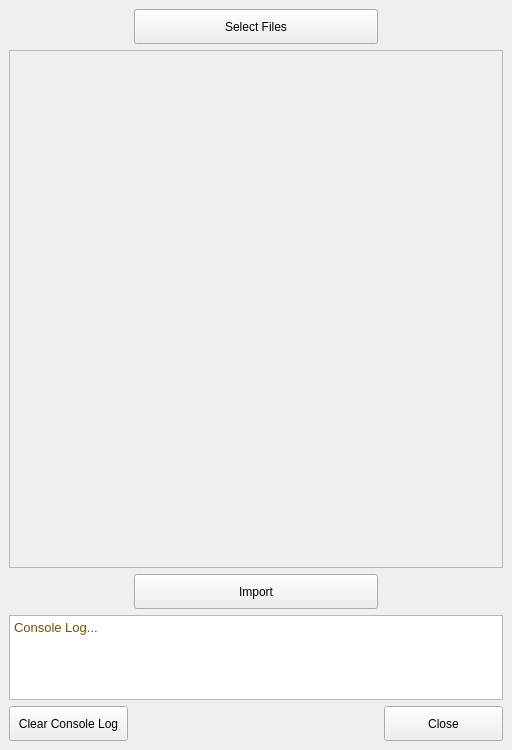
First picture: the form in _material_instancer/material_instancer.ui, repository BlakeXYZ/Unreal-Engine-Tools, before the edit.
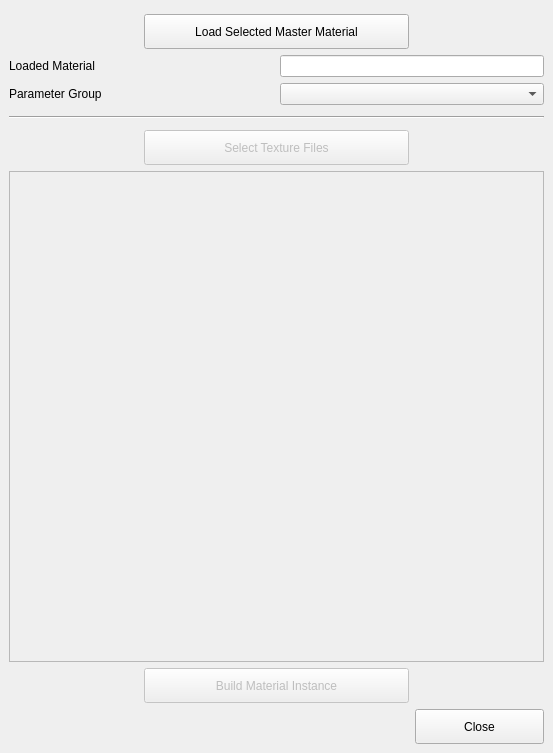
Second picture: the form after the edit.

```diff
--- a/_material_instancer/material_instancer.ui
+++ b/_material_instancer/material_instancer.ui
@@ -6,8 +6,8 @@
    <rect>
     <x>0</x>
     <y>0</y>
-    <width>512</width>
-    <height>750</height>
+    <width>553</width>
+    <height>753</height>
    </rect>
   </property>
   <property name="windowTitle">
@@ -25,7 +25,14 @@
     <property name="bottomMargin">
      <number>9</number>
     </property>
-    <item row="5" column="3">
+    <item row="3" column="0" colspan="2">
+     <widget class="QLabel" name="label_Parameter_Group">
+      <property name="text">
+       <string>Parameter Group</string>
+      </property>
+     </widget>
+    </item>
+    <item row="11" column="3">
      <spacer name="horizontalSpacer_4">
       <property name="orientation">
        <enum>Qt::Horizontal</enum>
@@ -38,7 +45,23 @@
       </property>
      </spacer>
     </item>
-    <item row="5" column="2">
+    <item row="11" column="0">
+     <spacer name="horizontalSpacer_2">
+      <property name="orientation">
+       <enum>Qt::Horizontal</enum>
+      </property>
+      <property name="sizeType">
+       <enum>QSizePolicy::MinimumExpanding</enum>
+      </property>
+      <property name="sizeHint" stdset="0">
+       <size>
+        <width>40</width>
+        <height>0</height>
+       </size>
+      </property>
+     </spacer>
+    </item>
+    <item row="11" column="2">
      <spacer name="horizontalSpacer_3">
       <property name="orientation">
        <enum>Qt::Horizontal</enum>
@@ -51,10 +74,26 @@
       </property>
      </spacer>
     </item>
-    <item row="2" column="1" colspan="2">
+    <item row="11" column="1">
+     <spacer name="horizontalSpacer">
+      <property name="orientation">
+       <enum>Qt::Horizontal</enum>
+      </property>
+      <property name="sizeType">
+       <enum>QSizePolicy::MinimumExpanding</enum>
+      </property>
+      <property name="sizeHint" stdset="0">
+       <size>
+        <width>40</width>
+        <height>0</height>
+       </size>
+      </property>
+     </spacer>
+    </item>
+    <item row="9" column="1" colspan="2">
      <widget class="QPushButton" name="btn_importFiles">
       <property name="enabled">
-       <bool>true</bool>
+       <bool>false</bool>
       </property>
       <property name="minimumSize">
        <size>
@@ -63,40 +102,74 @@
        </size>
       </property>
       <property name="text">
-       <string>Import</string>
+       <string>Build Material Instance</string>
       </property>
      </widget>
     </item>
-    <item row="3" column="0" colspan="4">
-     <widget class="QTextEdit" name="textEdit_consoleLog">
-      <property name="sizePolicy">
-       <sizepolicy hsizetype="Expanding" vsizetype="MinimumExpanding">
-        <horstretch>0</horstretch>
-        <verstretch>0</verstretch>
-       </sizepolicy>
+    <item row="2" column="0" colspan="2">
+     <widget class="QLabel" name="label_Loaded_Material">
+      <property name="text">
+       <string>Loaded Material</string>
       </property>
-      <property name="maximumSize">
+     </widget>
+    </item>
+    <item row="6" column="0" colspan="4">
+     <spacer name="horizontalSpacer_5">
+      <property name="orientation">
+       <enum>Qt::Horizontal</enum>
+      </property>
+      <property name="sizeHint" stdset="0">
        <size>
-        <width>16777215</width>
-        <height>85</height>
+        <width>40</width>
+        <height>5</height>
        </size>
       </property>
-      <property name="html">
-       <string>&lt;!DOCTYPE HTML PUBLIC &quot;-//W3C//DTD HTML 4.0//EN&quot; &quot;http://www.w3.org/TR/REC-html40/strict.dtd&quot;&gt;
-&lt;html&gt;&lt;head&gt;&lt;meta name=&quot;qrichtext&quot; content=&quot;1&quot; /&gt;&lt;style type=&quot;text/css&quot;&gt;
-p, li { white-space: pre-wrap; }
-&lt;/style&gt;&lt;/head&gt;&lt;body style=&quot; font-family:'MS Shell Dlg 2'; font-size:9.75pt; font-weight:400; font-style:normal;&quot;&gt;
-&lt;p style=&quot; margin-top:0px; margin-bottom:0px; margin-left:0px; margin-right:0px; -qt-block-indent:0; text-indent:0px;&quot;&gt;&lt;span style=&quot; color:#715101;&quot;&gt;Console Log...&lt;/span&gt;&lt;/p&gt;&lt;/body&gt;&lt;/html&gt;</string>
-      </property>
-      <property name="textInteractionFlags">
-       <set>Qt::TextSelectableByKeyboard|Qt::TextSelectableByMouse</set>
+     </spacer>
+    </item>
+    <item row="3" column="2" colspan="2">
+     <widget class="QComboBox" name="comboBox_LIST_all_texture_paramGroups">
+      <property name="enabled">
+       <bool>true</bool>
       </property>
       <property name="placeholderText">
        <string/>
       </property>
      </widget>
     </item>
-    <item row="1" column="0" colspan="4">
+    <item row="2" column="2" colspan="2">
+     <widget class="QLineEdit" name="lineEdit_loaded_material_name">
+      <property name="readOnly">
+       <bool>true</bool>
+      </property>
+     </widget>
+    </item>
+    <item row="4" column="0" colspan="4">
+     <spacer name="horizontalSpacer_7">
+      <property name="orientation">
+       <enum>Qt::Horizontal</enum>
+      </property>
+      <property name="sizeHint" stdset="0">
+       <size>
+        <width>40</width>
+        <height>5</height>
+       </size>
+      </property>
+     </spacer>
+    </item>
+    <item row="1" column="1" colspan="2">
+     <widget class="QPushButton" name="btn_get_single_selected_material">
+      <property name="minimumSize">
+       <size>
+        <width>0</width>
+        <height>35</height>
+       </size>
+      </property>
+      <property name="text">
+       <string>Load Selected Master Material</string>
+      </property>
+     </widget>
+    </item>
+    <item row="8" column="0" colspan="4">
      <widget class="QScrollArea" name="scrollArea">
       <property name="minimumSize">
        <size>
@@ -112,8 +185,8 @@
         <rect>
          <x>0</x>
          <y>0</y>
-         <width>492</width>
-         <height>510</height>
+         <width>533</width>
+         <height>465</height>
         </rect>
        </property>
        <layout class="QVBoxLayout" name="verticalLayout">
@@ -137,20 +210,20 @@
       </widget>
      </widget>
     </item>
-    <item row="0" column="1" colspan="2">
-     <widget class="QPushButton" name="btn_openFiles">
-      <property name="minimumSize">
+    <item row="0" column="0" colspan="4">
+     <spacer name="horizontalSpacer_6">
+      <property name="orientation">
+       <enum>Qt::Horizontal</enum>
+      </property>
+      <property name="sizeHint" stdset="0">
        <size>
-        <width>0</width>
-        <height>35</height>
+        <width>40</width>
+        <height>5</height>
        </size>
       </property>
-      <property name="text">
-       <string>Select Files</string>
-      </property>
-     </widget>
+     </spacer>
     </item>
-    <item row="4" column="3">
+    <item row="10" column="3">
      <widget class="QPushButton" name="btn_closeWindow">
       <property name="minimumSize">
        <size>
@@ -163,48 +236,29 @@
       </property>
      </widget>
     </item>
-    <item row="5" column="1">
-     <spacer name="horizontalSpacer">
-      <property name="orientation">
-       <enum>Qt::Horizontal</enum>
+    <item row="7" column="1" colspan="2">
+     <widget class="QPushButton" name="btn_openFiles">
+      <property name="enabled">
+       <bool>false</bool>
       </property>
-      <property name="sizeType">
-       <enum>QSizePolicy::MinimumExpanding</enum>
-      </property>
-      <property name="sizeHint" stdset="0">
-       <size>
-        <width>40</width>
-        <height>0</height>
-       </size>
-      </property>
-     </spacer>
-    </item>
-    <item row="5" column="0">
-     <spacer name="horizontalSpacer_2">
-      <property name="orientation">
-       <enum>Qt::Horizontal</enum>
-      </property>
-      <property name="sizeType">
-       <enum>QSizePolicy::MinimumExpanding</enum>
-      </property>
-      <property name="sizeHint" stdset="0">
-       <size>
-        <width>40</width>
-        <height>0</height>
-       </size>
-      </property>
-     </spacer>
-    </item>
-    <item row="4" column="0">
-     <widget class="QPushButton" name="btn_clearConsole">
       <property name="minimumSize">
        <size>
         <width>0</width>
         <height>35</height>
        </size>
       </property>
+      <property name="styleSheet">
+       <string notr="true"/>
+      </property>
       <property name="text">
-       <string>Clear Console Log</string>
+       <string>Select Texture Files</string>
+      </property>
+     </widget>
+    </item>
+    <item row="5" column="0" colspan="4">
+     <widget class="Line" name="line">
+      <property name="orientation">
+       <enum>Qt::Horizontal</enum>
       </property>
      </widget>
     </item>
```
